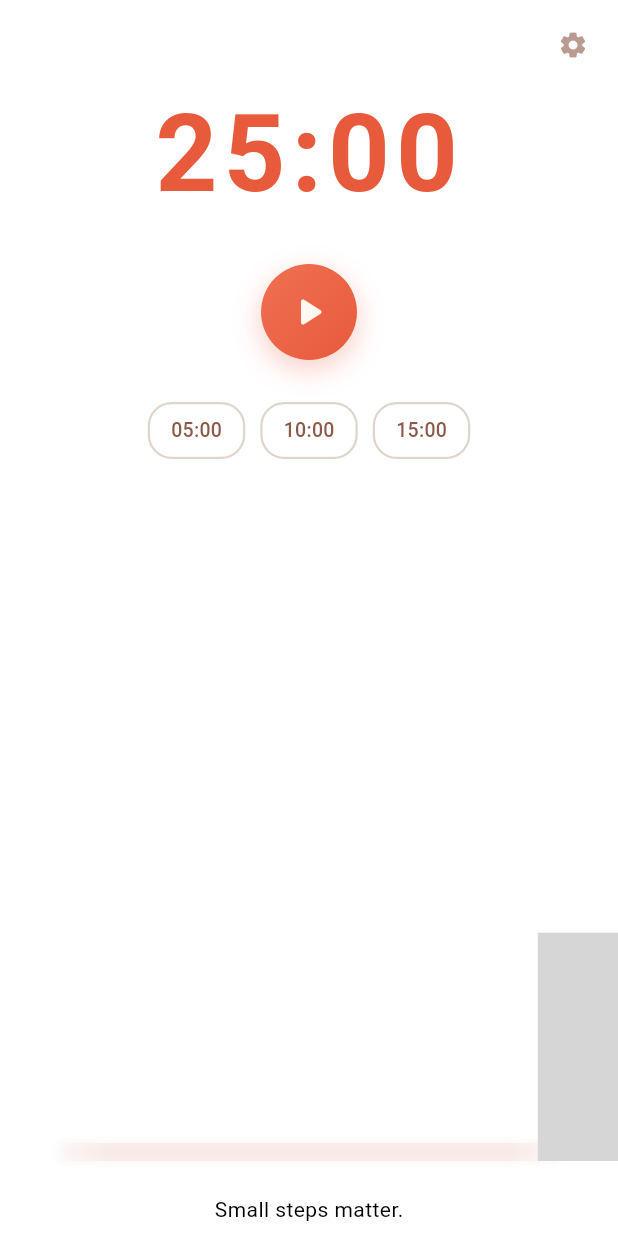
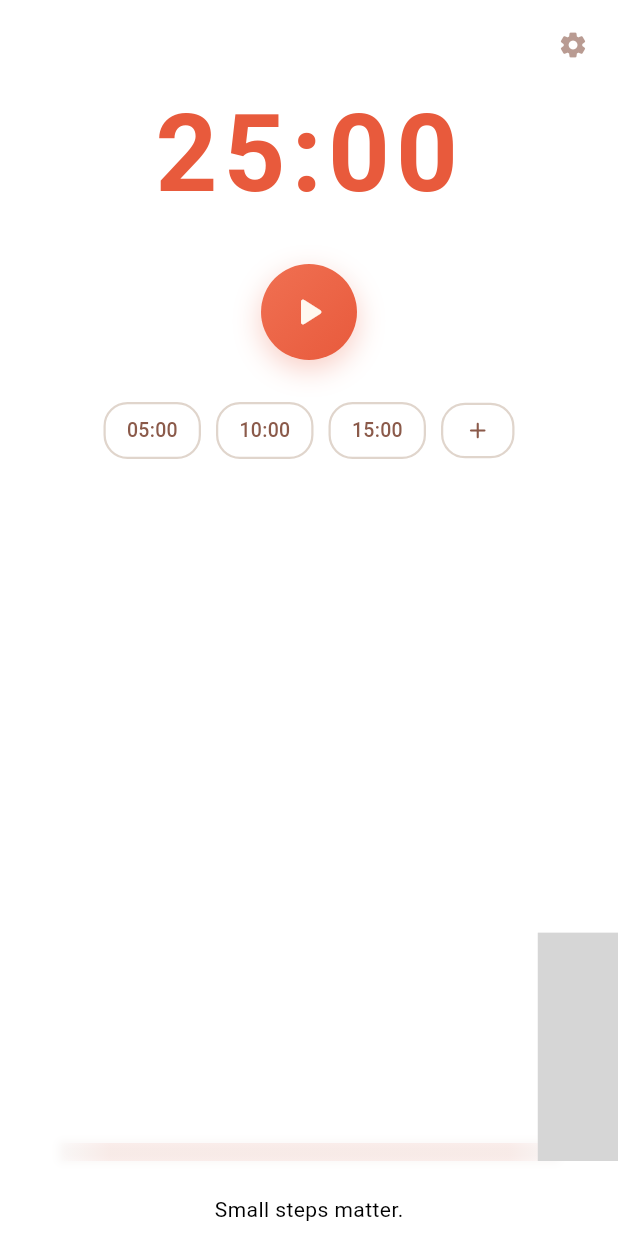
Before and after one commit to devmithunnath/timeboxai, a Flutter app: the HomeScreen screen opened directly, on a phone screen of 412 x 824 dp. Run offline on Flutter 3.47's test engine with Material 3 defaults, Android fonts, the phone set to English and light mode, and no system bars; our stand-ins replace audioplayers, easy_localization, flutter_local_notifications, flutter_svg, sentry_flutter, shared_preferences and 1 more; missing offline and left inert: posthog_flutter, window_manager; accounts and stored records are empty; statements that could not run were skipped; grey boxes are pictures that could not be loaded.

Commit message:
timer creation

```diff
--- a/lib/main.dart
+++ b/lib/main.dart
@@ -14,7 +14,7 @@ import 'ui/onboarding_screen.dart';
 import 'ui/theme.dart';
 
 void main(List<String> args) async {
-  WidgetsFlutterBinding.ensureInitialized();
+  SentryWidgetsFlutterBinding.ensureInitialized();
 
   // Initialize EasyLocalization before other services
   await EasyLocalization.ensureInitialized();
--- a/lib/services/onboarding_service.dart
+++ b/lib/services/onboarding_service.dart
@@ -48,6 +48,9 @@ class OnboardingService extends ChangeNotifier {
       _presetTimers.add(seconds);
       _presetTimers.sort();
       await _prefs?.setString(_presetTimersKey, jsonEncode(_presetTimers));
+      if (_hasCompletedOnboarding) {
+        await SupabaseService().updatePresetTimers(_presetTimers);
+      }
       notifyListeners();
     }
   }
@@ -55,6 +58,9 @@ class OnboardingService extends ChangeNotifier {
   Future<void> removePresetTimer(int seconds) async {
     _presetTimers.remove(seconds);
     await _prefs?.setString(_presetTimersKey, jsonEncode(_presetTimers));
+    if (_hasCompletedOnboarding) {
+      await SupabaseService().updatePresetTimers(_presetTimers);
+    }
     notifyListeners();
   }
 
--- a/lib/ui/widgets/timer_content.dart
+++ b/lib/ui/widgets/timer_content.dart
@@ -2,21 +2,45 @@ import 'package:flutter/material.dart';
 import 'package:provider/provider.dart';
 import '../../providers/timer_provider.dart';
 import '../../services/onboarding_service.dart';
+import '../theme.dart';
+import 'add_preset_modal.dart';
 import 'editable_timer_display.dart';
 import 'media_player_control.dart';
 import 'preset_button.dart';
 
-class TimerContent extends StatelessWidget {
+class TimerContent extends StatefulWidget {
   const TimerContent({super.key});
 
+  @override
+  State<TimerContent> createState() => _TimerContentState();
+}
+
+class _TimerContentState extends State<TimerContent> {
   static const int _maxPresetsPerRow = 6;
+  bool _isAddHovered = false;
 
   @override
   Widget build(BuildContext context) {
     return Consumer2<TimerProvider, OnboardingService>(
       builder: (context, timer, onboarding, _) {
         final presets = onboarding.presetTimers;
-        final rows = _chunkList(presets, _maxPresetsPerRow);
+
+        // Create list of preset buttons
+        final List<Widget> presetWidgets = [];
+        for (var i = 0; i < presets.length; i++) {
+          presetWidgets.add(
+            PresetButton(
+              label: _formatDuration(presets[i]),
+              seconds: presets[i],
+              timer: timer,
+            ),
+          );
+        }
+
+        // Add the "+" button
+        presetWidgets.add(_buildAddButton(context, onboarding, timer));
+
+        final rows = _chunkWidgets(presetWidgets, _maxPresetsPerRow);
 
         return Column(
           mainAxisAlignment: MainAxisAlignment.start,
@@ -52,15 +76,11 @@ class TimerContent extends StatelessWidget {
                   children:
                       row.asMap().entries.map((entry) {
                         final index = entry.key;
-                        final seconds = entry.value;
+                        final widget = entry.value;
                         return Row(
                           mainAxisSize: MainAxisSize.min,
                           children: [
-                            PresetButton(
-                              label: _formatDuration(seconds),
-                              seconds: seconds,
-                              timer: timer,
-                            ),
+                            widget,
                             if (index < row.length - 1)
                               const SizedBox(width: 10),
                           ],
@@ -75,8 +95,69 @@ class TimerContent extends StatelessWidget {
     );
   }
 
-  List<List<int>> _chunkList(List<int> list, int chunkSize) {
-    final chunks = <List<int>>[];
+  Widget _buildAddButton(
+    BuildContext context,
+    OnboardingService onboarding,
+    TimerProvider timer,
+  ) {
+    bool isDisabled = timer.isRunning || timer.isPaused;
+
+    return MouseRegion(
+      onEnter: (_) => setState(() => _isAddHovered = true),
+      onExit: (_) => setState(() => _isAddHovered = false),
+      child: GestureDetector(
+        onTap:
+            isDisabled
+                ? null
+                : () {
+                  showDialog(
+                    context: context,
+                    builder:
+                        (context) => AddPresetModal(
+                          onboardingService: onboarding,
+                        ),
+                  );
+                },
+        child: AnimatedOpacity(
+          duration: const Duration(milliseconds: 200),
+          opacity: isDisabled ? 0.4 : 1.0,
+          child: AnimatedContainer(
+            duration: const Duration(milliseconds: 200),
+            padding: const EdgeInsets.symmetric(horizontal: 14, vertical: 8),
+            decoration: BoxDecoration(
+              color:
+                  _isAddHovered && !isDisabled
+                      ? MediaPlayerStyles.subtleBackground
+                      : Colors.transparent,
+              borderRadius: BorderRadius.circular(16),
+              border: Border.all(
+                color: MediaPlayerStyles.subtleBorder,
+                width: 1.5,
+              ),
+              boxShadow:
+                  _isAddHovered && !isDisabled
+                      ? [
+                        BoxShadow(
+                          color: Colors.black.withValues(alpha: 0.05),
+                          blurRadius: 8,
+                          offset: const Offset(0, 2),
+                        ),
+                      ]
+                      : null,
+            ),
+            child: Icon(
+              Icons.add_rounded,
+              size: 18,
+              color: MediaPlayerStyles.mutedColor,
+            ),
+          ),
+        ),
+      ),
+    );
+  }
+
+  List<List<Widget>> _chunkWidgets(List<Widget> list, int chunkSize) {
+    final chunks = <List<Widget>>[];
     for (var i = 0; i < list.length; i += chunkSize) {
       final end = (i + chunkSize < list.length) ? i + chunkSize : list.length;
       chunks.add(list.sublist(i, end));
```
Also changed, not shown: lib/ui/widgets/add_preset_modal.dart (added, +313 -0 lines), 1 other file.
